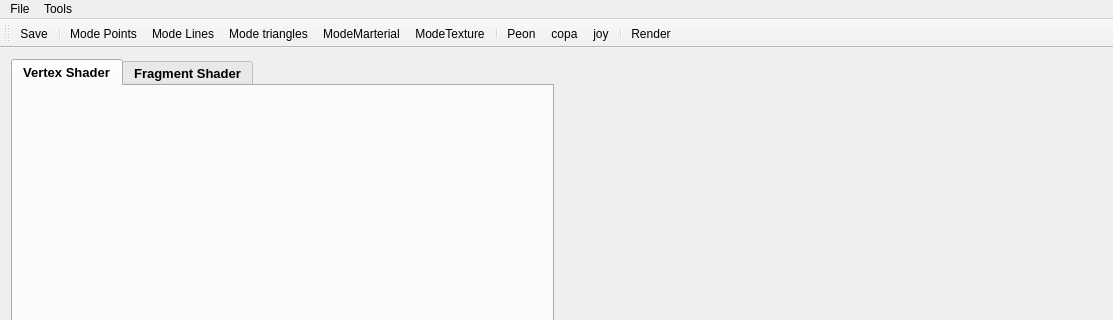
The window that ToulouseCompiler/ToulouseCompiler/ToulouseCompiler.ui (ajvs0003/ToulouseCompiler) describes before a commit, drawn with Qt 5; both pictures show x 0 to 1113 and y 0 to 320 of the 1113 by 891 pixel window.
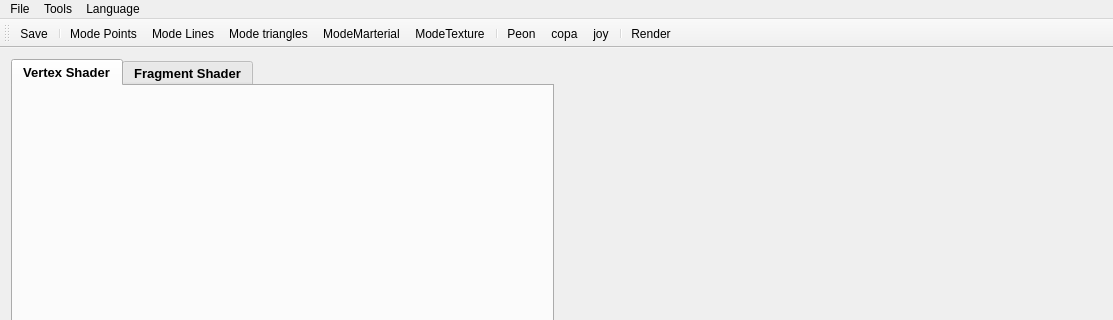
The same window after the commit. Icons and pictures are not drawn.

Patch:
```diff
--- a/ToulouseCompiler/ToulouseCompiler/ToulouseCompiler.ui
+++ b/ToulouseCompiler/ToulouseCompiler/ToulouseCompiler.ui
@@ -207,8 +207,16 @@
     </property>
     <addaction name="actionUniform_Table"/>
    </widget>
+   <widget class="QMenu" name="menuLanguage">
+    <property name="title">
+     <string>Language</string>
+    </property>
+    <addaction name="actionEspanol"/>
+    <addaction name="actionEnglish"/>
+   </widget>
    <addaction name="menuFile"/>
    <addaction name="menuTools"/>
+   <addaction name="menuLanguage"/>
   </widget>
   <widget class="QToolBar" name="mainToolBar">
    <attribute name="toolBarArea">
```
Left out of the diff: 27 changed lines with no effect on the pictures.
